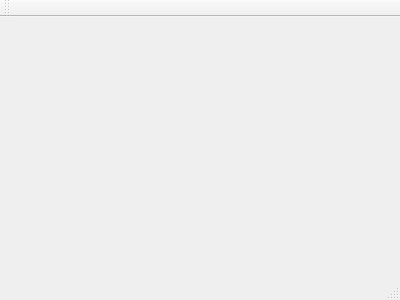
This is parameterizer/mainwindow.ui in ialhashim/calligram-dev as Qt 5 draws it before an edit. The edited form follows.
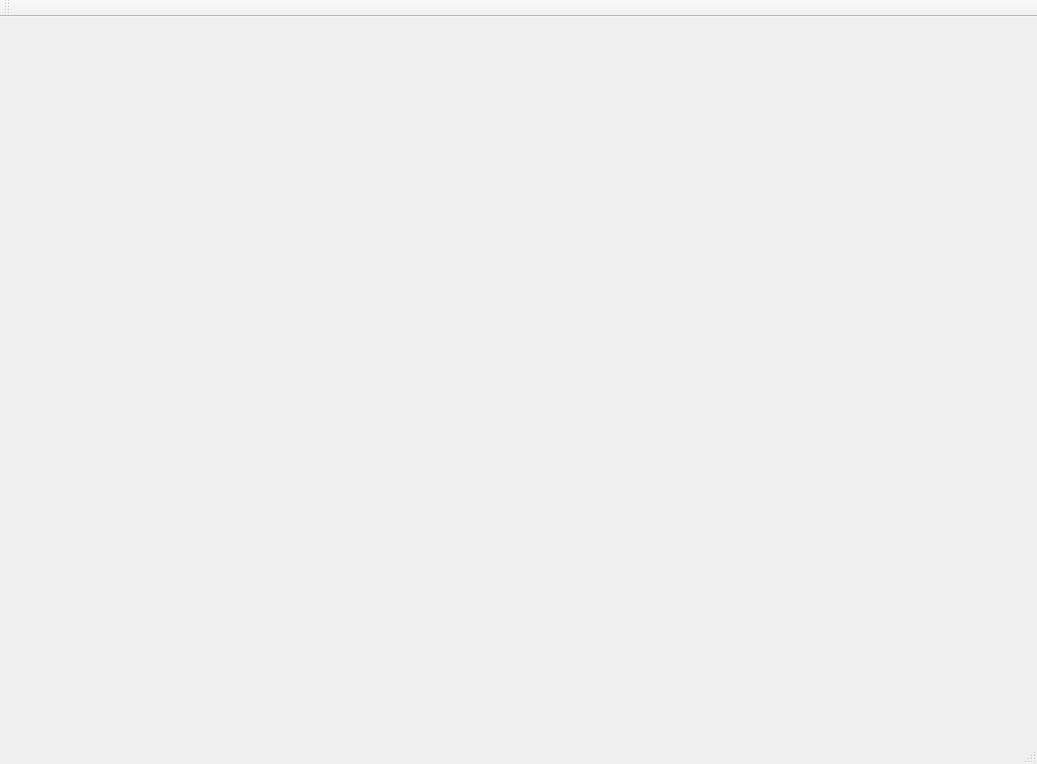
This is the edited form.

```diff
--- a/parameterizer/mainwindow.ui
+++ b/parameterizer/mainwindow.ui
@@ -6,8 +6,8 @@
    <rect>
     <x>0</x>
     <y>0</y>
-    <width>400</width>
-    <height>300</height>
+    <width>1037</width>
+    <height>764</height>
    </rect>
   </property>
   <property name="windowTitle">
```
Left out of the diff: 4 changed lines with no effect on the pictures.
